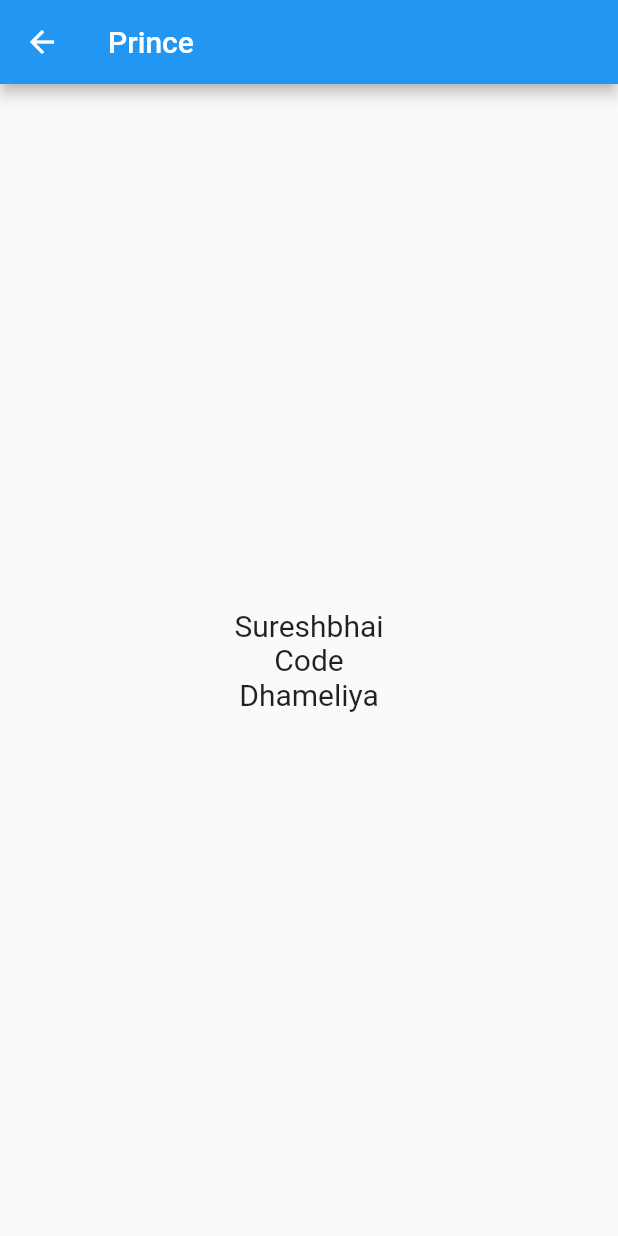
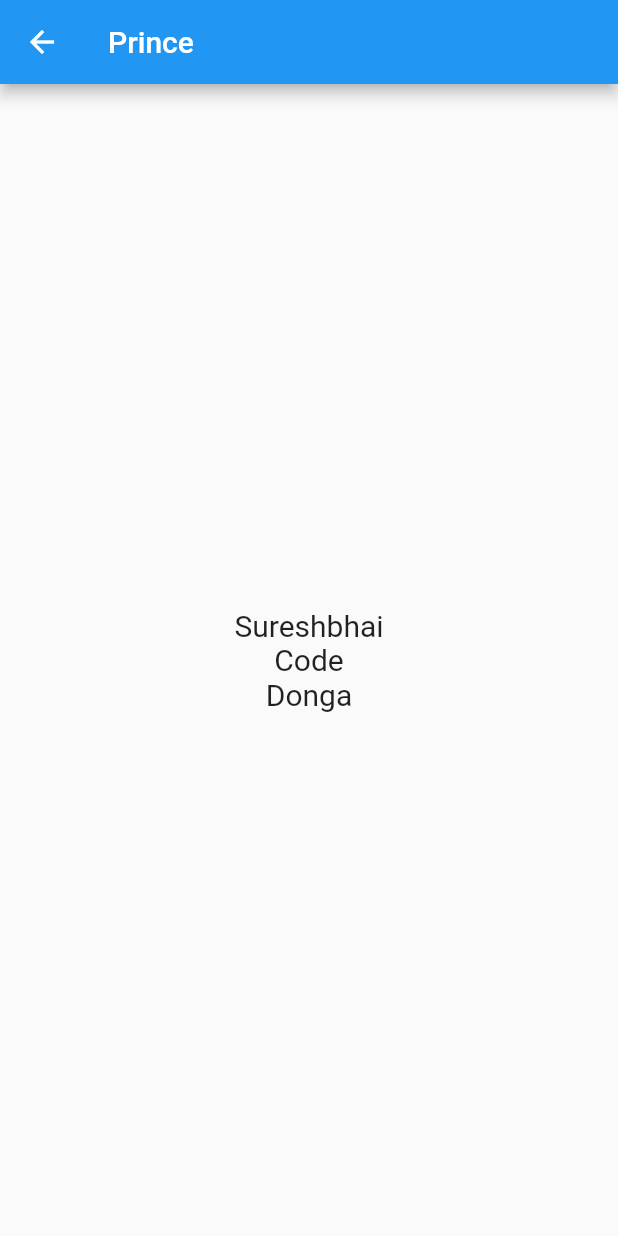
Before and after one commit to prashant8690/notesapp, a Flutter app: the Demo screen opened directly, after a tap on "Prince", on a phone screen of 412 x 824 dp. Run offline on Flutter 3.47's test engine with Material 2 defaults, Android fonts, the phone set to English and light mode, and no system bars.

Commit message:
demo file bug bix

```diff
--- a/lib/demo.dart
+++ b/lib/demo.dart
@@ -5,7 +5,7 @@ import 'custom_box.dart';
 List<ModelClass> list = [
   ModelClass(
     name: "Prince",
-    surName: "Dhameliya",
+    surName: "Donga",
     fatherName: "Sureshbhai",
     hobby: "Code",
   ),
```
